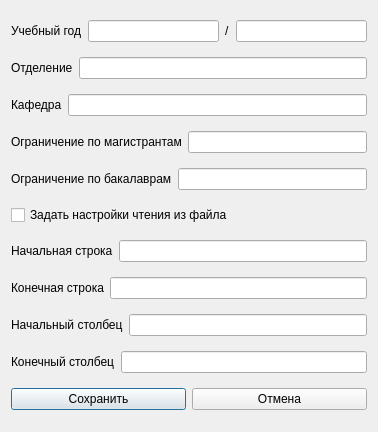
AncharGilgamesh/loadist, file UI/generalSettings.ui: the form before one commit.
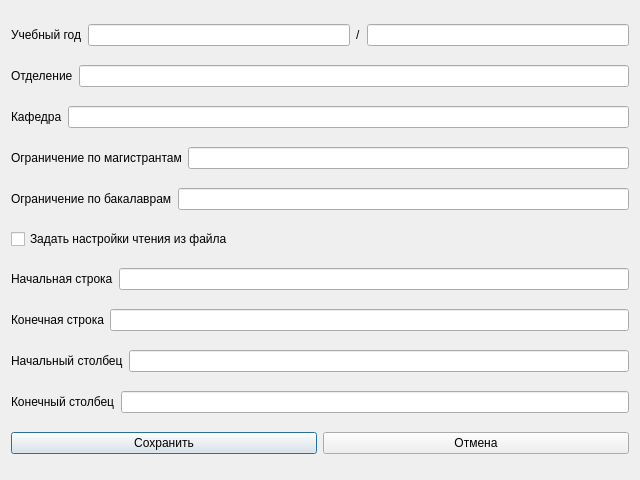
The form after the commit.

```diff
--- a/UI/generalSettings.ui
+++ b/UI/generalSettings.ui
@@ -6,16 +6,13 @@
    <rect>
     <x>0</x>
     <y>0</y>
-    <width>378</width>
-    <height>432</height>
+    <width>640</width>
+    <height>480</height>
    </rect>
   </property>
   <property name="windowTitle">
    <string>Генеральные настройки</string>
   </property>
-  <property name="styleSheet">
-   <string notr="true">font: 12pt &quot;Times New Roman&quot;;</string>
-  </property>
   <layout class="QVBoxLayout" name="verticalLayout">
    <item>
     <layout class="QHBoxLayout" name="horizontalLayout">
```
